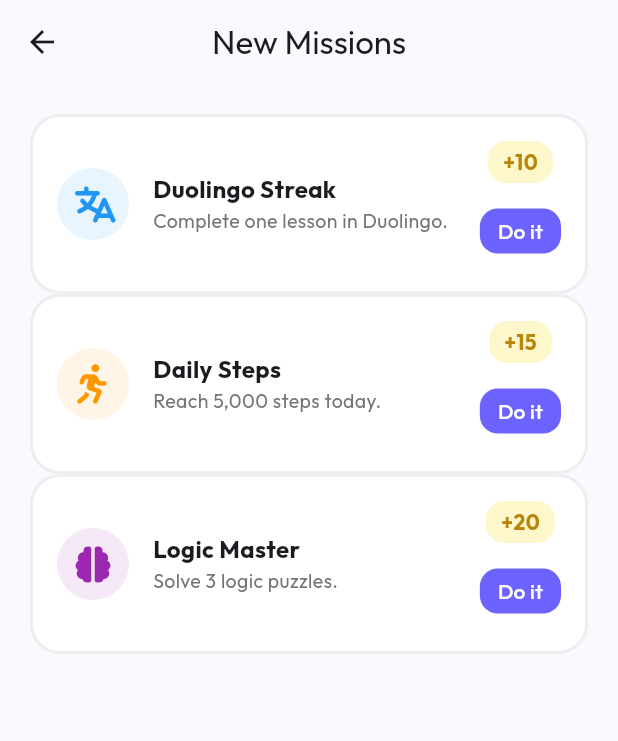
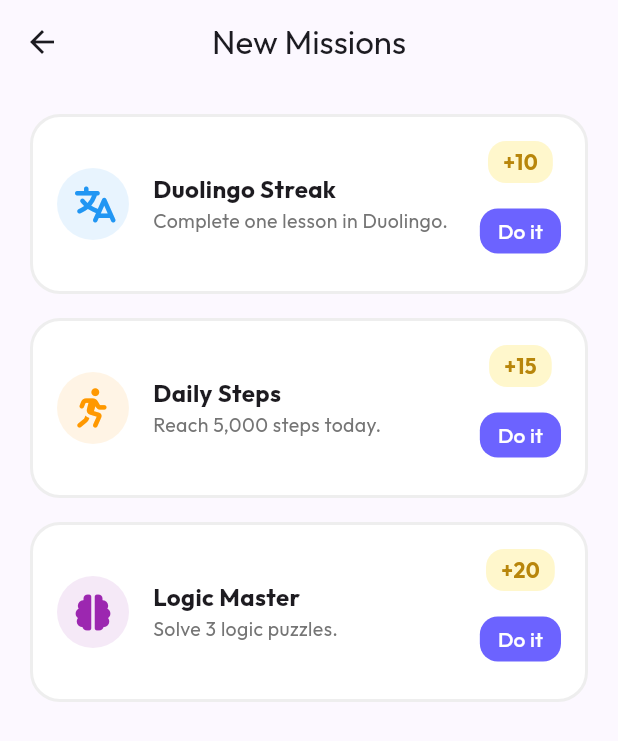
Before and after one commit to rizvonnavruzov8-stack/Safini_AI, a Flutter app: the screen it shows after launch, after a tap on "Missions", on a phone screen of 412 x 824 dp. Shown: the top 741 px of the screen. Run offline on Flutter 3.47's test engine with Material 3 defaults, Android fonts, the light colour scheme and no system bars; our stand-ins replace flutter_riverpod, font_awesome_flutter, google_fonts, hive, hive_flutter; accounts and stored records are empty.

Commit message:
fix: resolve all compilation errors and standardize UI types

```diff
--- a/lib/core/app_theme.dart
+++ b/lib/core/app_theme.dart
@@ -30,10 +30,8 @@
           color: textPrimary,
         ),
       ),
-      cardTheme: CardTheme(
+      cardTheme: const CardThemeData(
         elevation: 2,
-        shape: RoundedRectangleBorder(borderRadius: BorderRadius.circular(16)),
-        color: cardColor,
       ),
       elevatedButtonTheme: ElevatedButtonThemeData(
         style: ElevatedButton.styleFrom(
--- a/lib/ui/kids/mission_feed.dart
+++ b/lib/ui/kids/mission_feed.dart
@@ -37,7 +37,7 @@
     final isApproved = task.isApproved;
 
     return Container(
-      margin: const EdgeInsets.bottom(16),
+      margin: const EdgeInsets.only(bottom: 16),
       padding: const EdgeInsets.all(16),
       decoration: BoxDecoration(
         color: Colors.white,
--- a/lib/ui/parent/approval_queue.dart
+++ b/lib/ui/parent/approval_queue.dart
@@ -28,7 +28,7 @@
 
   Widget _buildApprovalCard(BuildContext context, WidgetRef ref, dynamic task) {
     return Container(
-      margin: const EdgeInsets.bottom(20),
+      margin: const EdgeInsets.only(bottom: 20),
       decoration: BoxDecoration(
         color: Colors.white,
         borderRadius: BorderRadius.circular(20),
--- a/lib/ui/parent/parent_dashboard.dart
+++ b/lib/ui/parent/parent_dashboard.dart
@@ -1,6 +1,7 @@
 import 'package:flutter/material.dart';
 import 'package:flutter_riverpod/flutter_riverpod.dart';
 import 'package:font_awesome_flutter/font_awesome_flutter.dart';
+import '../../models/task_model.dart';
 import '../../providers/state_providers.dart';
 import 'approval_queue.dart';
 import 'task_creator.dart';
@@ -176,7 +177,7 @@
     );
   }
 
-  IconData _getCategoryIcon(dynamic cat) {
+  IconData _getCategoryIcon(TaskCategory cat) {
     switch (cat) {
       case TaskCategory.language: return FontAwesomeIcons.language;
       case TaskCategory.movement: return FontAwesomeIcons.personRunning;
```
